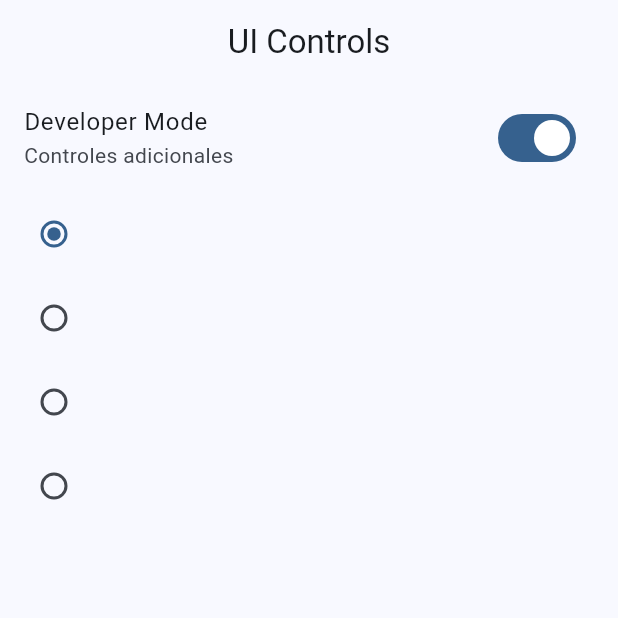
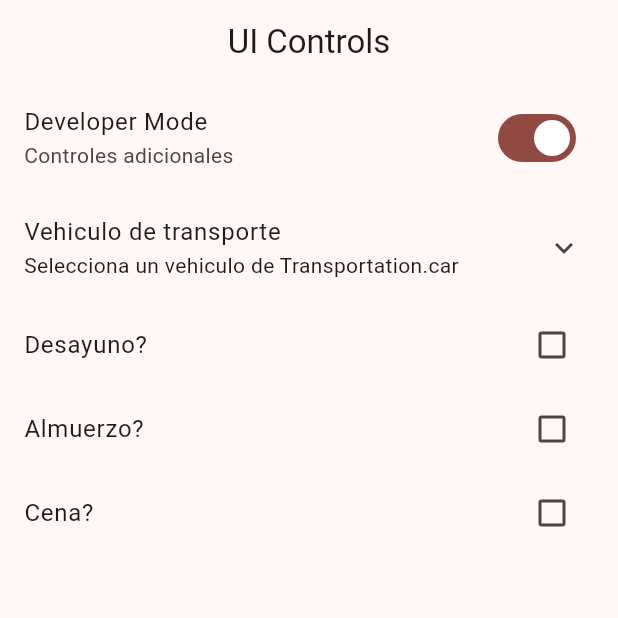
Before and after one commit to GastonGaitan/Widgets-App, a Flutter app: the UiControlsScreen screen opened by its route, on a phone screen of 412 x 824 dp, the top half of it. Run offline on Flutter 3.47's test engine with Material 3 defaults, Android fonts, the phone set to English and light mode, and no system bars; our stand-ins replace go_router.

```diff
--- a/lib/config/router/app_router.dart
+++ b/lib/config/router/app_router.dart
@@ -48,6 +48,12 @@ final appRouter = GoRouter(
       builder: (context, state) => UiControlsScreen(),
     ),
 
+    GoRoute(
+      path: '/tutorial',
+      name: AppTutorialScreen.name,
+      builder: (context, state) => AppTutorialScreen(),
+    ),
+
 
   ],
 );
--- a/lib/main.dart
+++ b/lib/main.dart
@@ -14,7 +14,7 @@ class MainApp extends StatelessWidget {
     return MaterialApp.router(
       routerConfig: appRouter,
       debugShowCheckedModeBanner: false,
-      theme: AppTheme(selectedColor: 0).getTheme(),
+      theme: AppTheme(selectedColor: 1).getTheme(),
     );
   }
 }
--- a/lib/presentation/screens/ui_controls/ui_controls_screen.dart
+++ b/lib/presentation/screens/ui_controls/ui_controls_screen.dart
@@ -27,65 +27,93 @@ enum Transportation { car, plane, boat, submarine }
 class _UiControlsViewState extends State<_UiControlsView> {
   bool isDeveloper = true;
   Transportation selectedTransportation = Transportation.car;
+  bool wantsBrakfast = false;
+  bool wantsLunch = false;
+  bool wantsDinner = false;
 
   @override
   Widget build(BuildContext context) {
     return ListView(
       physics: const ClampingScrollPhysics(),
       children: [
-
         SwitchListTile(
+          title: const Text('Developer Mode'),
+          subtitle: const Text('Controles adicionales'),
           value: isDeveloper,
           onChanged: (value) {
             setState(() {
               isDeveloper = !isDeveloper;
             });
           },
-          title: const Text('Developer Mode'),
-          subtitle: const Text('Controles adicionales'),
         ),
-
+        ExpansionTile(
+          title: const Text('Vehiculo de transporte'),
+          subtitle: Text('Selecciona un vehiculo de $selectedTransportation'),
+          children: [
             RadioListTile(
+                title: const Text('By car'),
                 value: Transportation.car,
                 groupValue: selectedTransportation,
                 onChanged: (value) {
                   setState(() {
                     selectedTransportation = Transportation.car;
                   });
-          }
-        ),
-
+                }),
             RadioListTile(
+                title: const Text('By boat'),
                 value: Transportation.boat,
                 groupValue: selectedTransportation,
                 onChanged: (value) {
                   setState(() {
                     selectedTransportation = Transportation.boat;
                   });
-          }
-        ),
-
+                }),
             RadioListTile(
+                title: const Text('By plane'),
                 value: Transportation.plane,
                 groupValue: selectedTransportation,
                 onChanged: (value) {
                   setState(() {
                     selectedTransportation = Transportation.plane;
                   });
-          }
-        ),
-
+                }),
             RadioListTile(
+                title: const Text('By submarine'),
                 value: Transportation.submarine,
                 groupValue: selectedTransportation,
                 onChanged: (value) {
                   setState(() {
                     selectedTransportation = Transportation.submarine;
                   });
-          }
+                }),
+          ],
         ),
 
-
+        // Checkbox
+        CheckboxListTile(
+            title: Text('Desayuno?'),
+            value: wantsBrakfast,
+            onChanged: (value) {
+              setState(() {
+                wantsBrakfast = !wantsBrakfast;
+              });
+            }),
+        CheckboxListTile(
+            title: Text('Almuerzo?'),
+            value: wantsLunch,
+            onChanged: (value) {
+              setState(() {
+                wantsLunch = !wantsLunch;
+              });
+            }),
+        CheckboxListTile(
+            title: Text('Cena?'),
+            value: wantsDinner,
+            onChanged: (value) {
+              setState(() {
+                wantsDinner = !wantsDinner;
+              });
+            }),
 
       ],
     );
--- a/pubspec.yaml
+++ b/pubspec.yaml
@@ -18,3 +18,6 @@ dev_dependencies:
 
 flutter:
   uses-material-design: true
+
+assets:
+  - assets/images/
```
Also changed, not shown: lib/menu/menu_item.dart (+8 -0 lines), lib/presentation/screens/app_tutorial/app_tutorial_screen.dart (+38 -1 lines), asssets/images/1.png (added), asssets/images/2.png (added), asssets/images/3.png (added), asssets/images/jar-loading.gif (added). Lines whose indentation alone changed are shown as unchanged.
